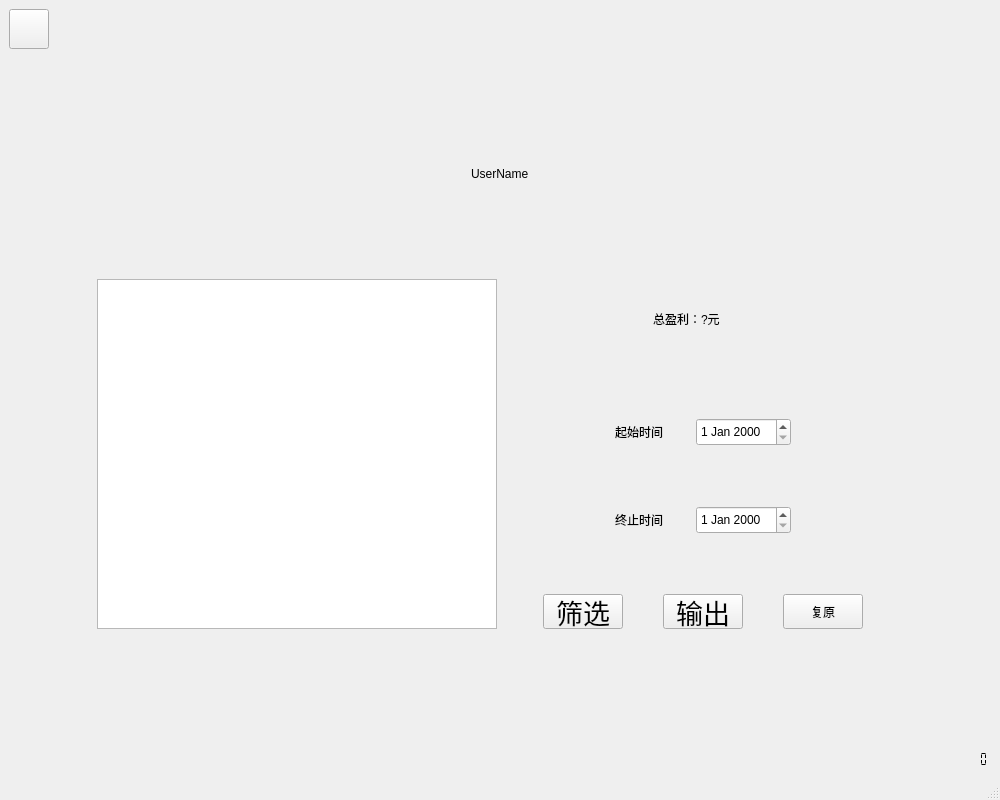
The window that shopsearchwindow.ui (liuweiky/CCIMS) describes before a commit, drawn with Qt 5.
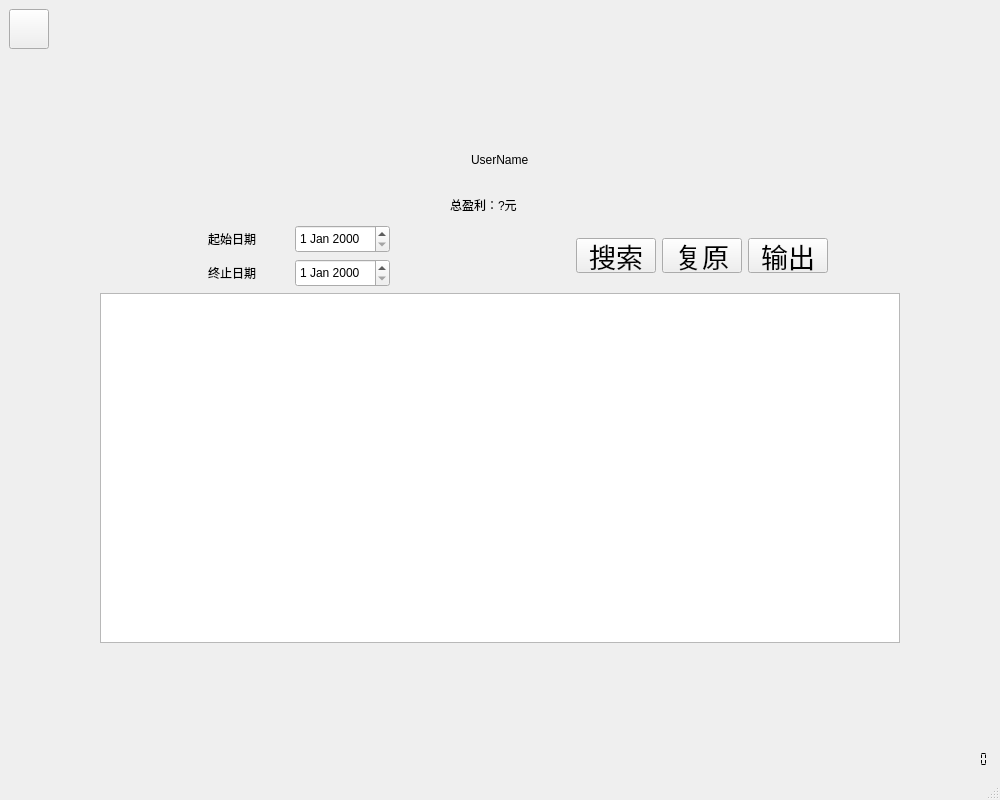
The same window after the commit. Icons and pictures are not drawn.

```diff
--- a/shopsearchwindow.ui
+++ b/shopsearchwindow.ui
@@ -21,66 +21,6 @@
   </property>
   <widget class="QWidget" name="centralwidget">
    <layout class="QGridLayout" name="gridLayout_2">
-    <item row="0" column="0">
-     <layout class="QVBoxLayout" name="verticalLayout">
-      <item>
-       <layout class="QHBoxLayout" name="horizontalLayout_4">
-        <item>
-         <widget class="QPushButton" name="BackButton">
-          <property name="minimumSize">
-           <size>
-            <width>40</width>
-            <height>40</height>
-           </size>
-          </property>
-          <property name="maximumSize">
-           <size>
-            <width>40</width>
-            <height>40</height>
-           </size>
-          </property>
-          <property name="styleSheet">
-           <string notr="true">font: 36pt &quot;.SF NS Text&quot;;</string>
-          </property>
-          <property name="text">
-           <string/>
-          </property>
-          <property name="icon">
-           <iconset>
-            <normaloff>../../Downloads/返回.png</normaloff>../../Downloads/返回.png</iconset>
-          </property>
-         </widget>
-        </item>
-        <item>
-         <spacer name="horizontalSpacer_7">
-          <property name="orientation">
-           <enum>Qt::Horizontal</enum>
-          </property>
-          <property name="sizeHint" stdset="0">
-           <size>
-            <width>40</width>
-            <height>20</height>
-           </size>
-          </property>
-         </spacer>
-        </item>
-       </layout>
-      </item>
-      <item>
-       <spacer name="verticalSpacer">
-        <property name="orientation">
-         <enum>Qt::Vertical</enum>
-        </property>
-        <property name="sizeHint" stdset="0">
-         <size>
-          <width>20</width>
-          <height>40</height>
-         </size>
-        </property>
-       </spacer>
-      </item>
-     </layout>
-    </item>
     <item row="0" column="1">
      <spacer name="verticalSpacer_3">
       <property name="orientation">
@@ -94,6 +34,19 @@
       </property>
      </spacer>
     </item>
+    <item row="2" column="2">
+     <spacer name="verticalSpacer_4">
+      <property name="orientation">
+       <enum>Qt::Vertical</enum>
+      </property>
+      <property name="sizeHint" stdset="0">
+       <size>
+        <width>20</width>
+        <height>107</height>
+       </size>
+      </property>
+     </spacer>
+    </item>
     <item row="1" column="0" colspan="4">
      <layout class="QHBoxLayout" name="horizontalLayout_8">
       <item>
@@ -103,17 +56,14 @@
         </property>
         <property name="sizeHint" stdset="0">
          <size>
-          <width>40</width>
-          <height>20</height>
+          <width>65</width>
+          <height>17</height>
          </size>
         </property>
        </spacer>
       </item>
       <item>
        <layout class="QGridLayout" name="gridLayout">
-        <property name="verticalSpacing">
-         <number>80</number>
-        </property>
         <item row="0" column="0" colspan="2">
          <layout class="QHBoxLayout" name="horizontalLayout">
           <item>
@@ -166,28 +116,7 @@
           </item>
          </layout>
         </item>
-        <item row="1" column="0">
-         <widget class="QTableWidget" name="tableWidget">
-          <property name="minimumSize">
-           <size>
-            <width>400</width>
-            <height>350</height>
-           </size>
-          </property>
-          <property name="maximumSize">
-           <size>
-            <width>400</width>
-            <height>350</height>
-           </size>
-          </property>
-         </widget>
-        </item>
-        <item row="1" column="1">
-         <layout class="QGridLayout" name="gridLayout_3">
-          <property name="verticalSpacing">
-           <number>60</number>
-          </property>
-          <item row="0" column="0">
+        <item row="1" column="0" colspan="2">
            <layout class="QHBoxLayout" name="horizontalLayout_2">
             <item>
              <spacer name="horizontalSpacer_9">
@@ -233,7 +162,7 @@
             </item>
            </layout>
           </item>
-          <item row="1" column="0">
+        <item row="2" column="0">
            <layout class="QHBoxLayout" name="horizontalLayout_3">
             <item>
              <spacer name="horizontalSpacer_3">
@@ -260,7 +189,7 @@
                <string notr="true">font: 20pt &quot;.SF NS Text&quot;;</string>
               </property>
               <property name="text">
-               <string>起始时间</string>
+             <string>起始日期</string>
               </property>
              </widget>
             </item>
@@ -295,69 +224,7 @@
             </item>
            </layout>
           </item>
-          <item row="2" column="0">
-           <layout class="QHBoxLayout" name="horizontalLayout_6">
-            <item>
-             <spacer name="horizontalSpacer_5">
-              <property name="orientation">
-               <enum>Qt::Horizontal</enum>
-              </property>
-              <property name="sizeHint" stdset="0">
-               <size>
-                <width>40</width>
-                <height>20</height>
-               </size>
-              </property>
-             </spacer>
-            </item>
-            <item>
-             <widget class="QLabel" name="FinishLabel">
-              <property name="minimumSize">
-               <size>
-                <width>81</width>
-                <height>28</height>
-               </size>
-              </property>
-              <property name="styleSheet">
-               <string notr="true">font: 20pt &quot;.SF NS Text&quot;;</string>
-              </property>
-              <property name="text">
-               <string>终止时间</string>
-              </property>
-             </widget>
-            </item>
-            <item>
-             <widget class="QDateEdit" name="FinishDateEdit">
-              <property name="minimumSize">
-               <size>
-                <width>0</width>
-                <height>28</height>
-               </size>
-              </property>
-              <property name="maximumSize">
-               <size>
-                <width>16777215</width>
-                <height>28</height>
-               </size>
-              </property>
-             </widget>
-            </item>
-            <item>
-             <spacer name="horizontalSpacer_6">
-              <property name="orientation">
-               <enum>Qt::Horizontal</enum>
-              </property>
-              <property name="sizeHint" stdset="0">
-               <size>
-                <width>40</width>
-                <height>20</height>
-               </size>
-              </property>
-             </spacer>
-            </item>
-           </layout>
-          </item>
-          <item row="3" column="0">
+        <item row="2" column="1" rowspan="2">
            <layout class="QHBoxLayout" name="horizontalLayout_7">
             <item>
              <spacer name="horizontalSpacer_11">
@@ -399,67 +266,10 @@
                <string notr="true">font: 20pt &quot;.SF NS Text&quot;;</string>
               </property>
               <property name="text">
-               <string>筛选</string>
+             <string>搜索</string>
               </property>
              </widget>
             </item>
-            <item>
-             <spacer name="horizontalSpacer_16">
-              <property name="orientation">
-               <enum>Qt::Horizontal</enum>
-              </property>
-              <property name="sizeHint" stdset="0">
-               <size>
-                <width>40</width>
-                <height>20</height>
-               </size>
-              </property>
-             </spacer>
-            </item>
-            <item>
-             <widget class="QPushButton" name="ExportButton">
-              <property name="minimumSize">
-               <size>
-                <width>0</width>
-                <height>35</height>
-               </size>
-              </property>
-              <property name="maximumSize">
-               <size>
-                <width>16777215</width>
-                <height>35</height>
-               </size>
-              </property>
-              <property name="font">
-               <font>
-                <family>.SF NS Text</family>
-                <pointsize>20</pointsize>
-                <weight>50</weight>
-                <italic>false</italic>
-                <bold>false</bold>
-               </font>
-              </property>
-              <property name="styleSheet">
-               <string notr="true">font: 20pt &quot;.SF NS Text&quot;;</string>
-              </property>
-              <property name="text">
-               <string>输出</string>
-              </property>
-             </widget>
-            </item>
-            <item>
-             <spacer name="horizontalSpacer_15">
-              <property name="orientation">
-               <enum>Qt::Horizontal</enum>
-              </property>
-              <property name="sizeHint" stdset="0">
-               <size>
-                <width>40</width>
-                <height>20</height>
-               </size>
-              </property>
-             </spacer>
-            </item>
             <item>
              <widget class="QPushButton" name="ResetButton">
               <property name="minimumSize">
@@ -474,6 +284,15 @@
                 <height>35</height>
                </size>
               </property>
+            <property name="font">
+             <font>
+              <family>.SF NS Text</family>
+              <pointsize>20</pointsize>
+              <weight>50</weight>
+              <italic>false</italic>
+              <bold>false</bold>
+             </font>
+            </property>
               <property name="styleSheet">
                <string notr="true">font: 20pt &quot;.SF NS Text&quot;;</string>
               </property>
@@ -482,6 +301,37 @@
               </property>
              </widget>
             </item>
+          <item>
+           <widget class="QPushButton" name="ExportButton">
+            <property name="minimumSize">
+             <size>
+              <width>0</width>
+              <height>35</height>
+             </size>
+            </property>
+            <property name="maximumSize">
+             <size>
+              <width>16777215</width>
+              <height>35</height>
+             </size>
+            </property>
+            <property name="font">
+             <font>
+              <family>.SF NS Text</family>
+              <pointsize>20</pointsize>
+              <weight>50</weight>
+              <italic>false</italic>
+              <bold>false</bold>
+             </font>
+            </property>
+            <property name="styleSheet">
+             <string notr="true">font: 20pt &quot;.SF NS Text&quot;;</string>
+            </property>
+            <property name="text">
+             <string>输出</string>
+            </property>
+           </widget>
+          </item>
             <item>
              <spacer name="horizontalSpacer_12">
               <property name="orientation">
@@ -497,8 +347,87 @@
             </item>
            </layout>
           </item>
+        <item row="3" column="0">
+         <layout class="QHBoxLayout" name="horizontalLayout_6">
+          <item>
+           <spacer name="horizontalSpacer_5">
+            <property name="orientation">
+             <enum>Qt::Horizontal</enum>
+            </property>
+            <property name="sizeHint" stdset="0">
+             <size>
+              <width>40</width>
+              <height>20</height>
+             </size>
+            </property>
+           </spacer>
+          </item>
+          <item>
+           <widget class="QLabel" name="FinishLabel">
+            <property name="minimumSize">
+             <size>
+              <width>81</width>
+              <height>28</height>
+             </size>
+            </property>
+            <property name="styleSheet">
+             <string notr="true">font: 20pt &quot;.SF NS Text&quot;;</string>
+            </property>
+            <property name="text">
+             <string>终止日期</string>
+            </property>
+           </widget>
+          </item>
+          <item>
+           <widget class="QDateEdit" name="FinishDateEdit">
+            <property name="minimumSize">
+             <size>
+              <width>0</width>
+              <height>28</height>
+             </size>
+            </property>
+            <property name="maximumSize">
+             <size>
+              <width>16777215</width>
+              <height>28</height>
+             </size>
+            </property>
+           </widget>
+          </item>
+          <item>
+           <spacer name="horizontalSpacer_6">
+            <property name="orientation">
+             <enum>Qt::Horizontal</enum>
+            </property>
+            <property name="sizeHint" stdset="0">
+             <size>
+              <width>40</width>
+              <height>20</height>
+             </size>
+            </property>
+           </spacer>
+          </item>
          </layout>
         </item>
+        <item row="4" column="0" colspan="2">
+         <widget class="QTableWidget" name="tableWidget">
+          <property name="minimumSize">
+           <size>
+            <width>800</width>
+            <height>350</height>
+           </size>
+          </property>
+          <property name="maximumSize">
+           <size>
+            <width>800</width>
+            <height>350</height>
+           </size>
+          </property>
+          <attribute name="verticalHeaderVisible">
+           <bool>false</bool>
+          </attribute>
+         </widget>
+        </item>
        </layout>
       </item>
       <item>
@@ -508,6 +437,51 @@
         </property>
         <property name="sizeHint" stdset="0">
          <size>
+          <width>27</width>
+          <height>17</height>
+         </size>
+        </property>
+       </spacer>
+      </item>
+     </layout>
+    </item>
+    <item row="0" column="0">
+     <layout class="QVBoxLayout" name="verticalLayout">
+      <item>
+       <layout class="QHBoxLayout" name="horizontalLayout_4">
+        <item>
+         <widget class="QPushButton" name="BackButton">
+          <property name="minimumSize">
+           <size>
+            <width>40</width>
+            <height>40</height>
+           </size>
+          </property>
+          <property name="maximumSize">
+           <size>
+            <width>40</width>
+            <height>40</height>
+           </size>
+          </property>
+          <property name="styleSheet">
+           <string notr="true">font: 36pt &quot;.SF NS Text&quot;;</string>
+          </property>
+          <property name="text">
+           <string/>
+          </property>
+          <property name="icon">
+           <iconset>
+            <normaloff>../../Downloads/返回.png</normaloff>../../Downloads/返回.png</iconset>
+          </property>
+         </widget>
+        </item>
+        <item>
+         <spacer name="horizontalSpacer_7">
+          <property name="orientation">
+           <enum>Qt::Horizontal</enum>
+          </property>
+          <property name="sizeHint" stdset="0">
+           <size>
           <width>40</width>
           <height>20</height>
          </size>
@@ -516,18 +490,20 @@
       </item>
      </layout>
     </item>
-    <item row="2" column="2">
-     <spacer name="verticalSpacer_4">
+      <item>
+       <spacer name="verticalSpacer">
       <property name="orientation">
        <enum>Qt::Vertical</enum>
       </property>
       <property name="sizeHint" stdset="0">
        <size>
         <width>20</width>
-        <height>107</height>
+          <height>40</height>
        </size>
       </property>
      </spacer>
+      </item>
+     </layout>
     </item>
     <item row="2" column="3">
      <layout class="QVBoxLayout" name="verticalLayout_2">
```
Lines whose indentation alone changed are shown as unchanged.
